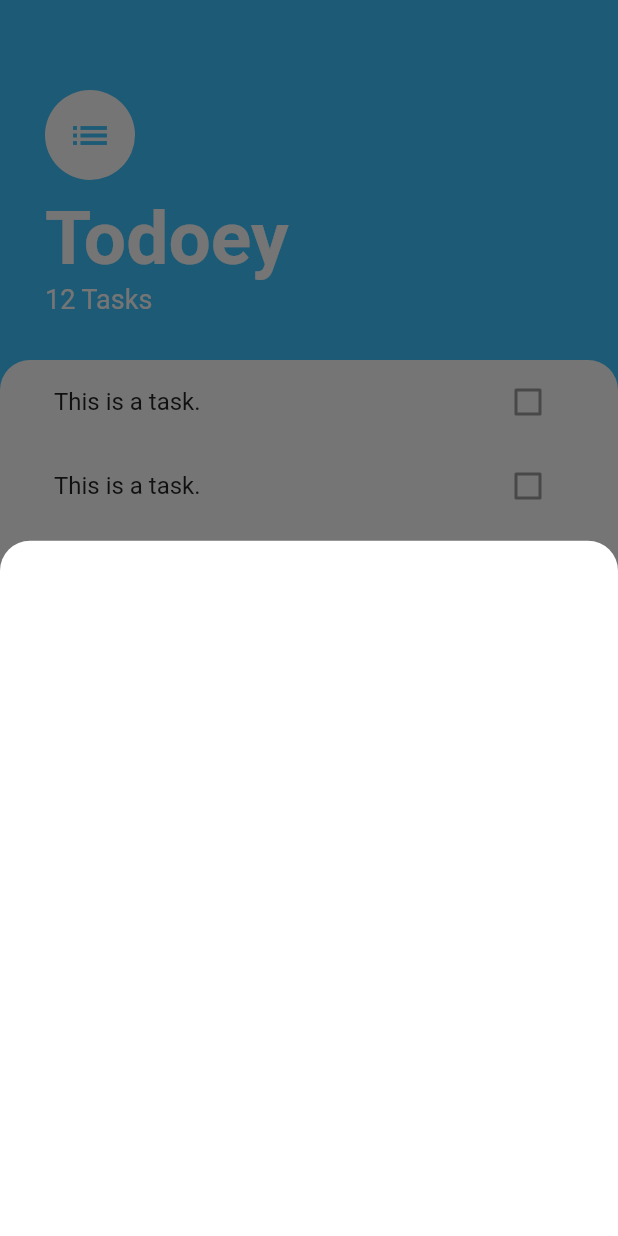
After one commit to Ayushd70/todoey, a Flutter app: the screen it shows after launch, after a tap on the "add" icon, on a phone screen of 412 x 824 dp. The commit adds this screen. Run offline on Flutter 3.47's test engine with Material 2 defaults, Android fonts, the phone set to English and light mode, and no system bars.

Commit message:
todoey: give rounded radius to the container
Signed-off-by: Ayush Dubey <ayushdubey70@gmail.com>

```diff
--- /dev/null
+++ b/lib/screens/add_task_screen.dart
@@ -0,0 +1,13 @@
+import 'package:flutter/cupertino.dart';
+import 'package:flutter/material.dart';
+
+class AddTaskScreen extends StatelessWidget {
+  @override
+  Widget build(BuildContext context) {
+    return Container(
+        decoration: BoxDecoration(
+          color: Colors.white,
+          )
+        );
+  }
+}
--- a/lib/screens/tasks.dart
+++ b/lib/screens/tasks.dart
@@ -1,8 +1,8 @@
 import 'package:flutter/material.dart';
 import 'package:todoey/widgets/tasks_list.dart';
+import 'package:todoey/screens/add_task_screen.dart';
 
 class TasksScreen extends StatelessWidget {
-
   @override
   Widget build(BuildContext context) {
     return Scaffold(
@@ -11,7 +11,16 @@ class TasksScreen extends StatelessWidget {
         backgroundColor: Colors.lightBlueAccent,
         child: Icon(Icons.add),
         onPressed: () {
-          showModalBottomSheet(context: context, builder: (context) => Container());
+          showModalBottomSheet(
+              shape: RoundedRectangleBorder(
+                borderRadius: BorderRadius.only(
+                  topRight: Radius.circular(20.0),
+                  topLeft: Radius.circular(20.0),
+                ),
+              ),
+              clipBehavior: Clip.antiAliasWithSaveLayer,
+              context: context,
+              builder: (context) => AddTaskScreen());
         },
       ),
       body: Column(
```
